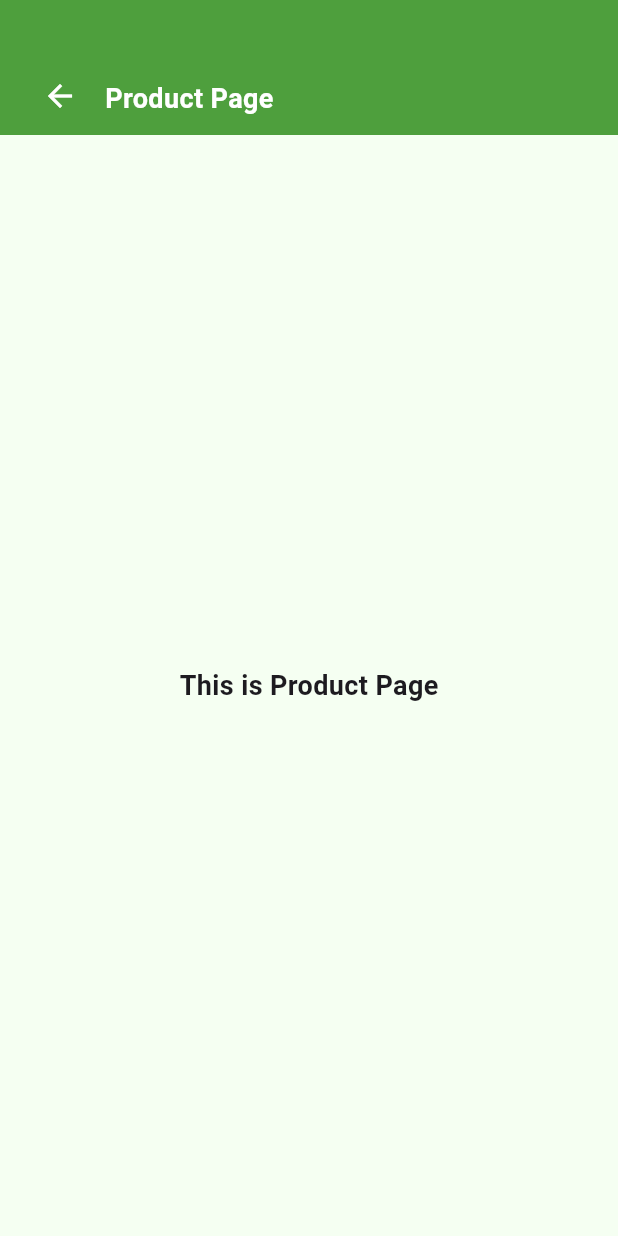
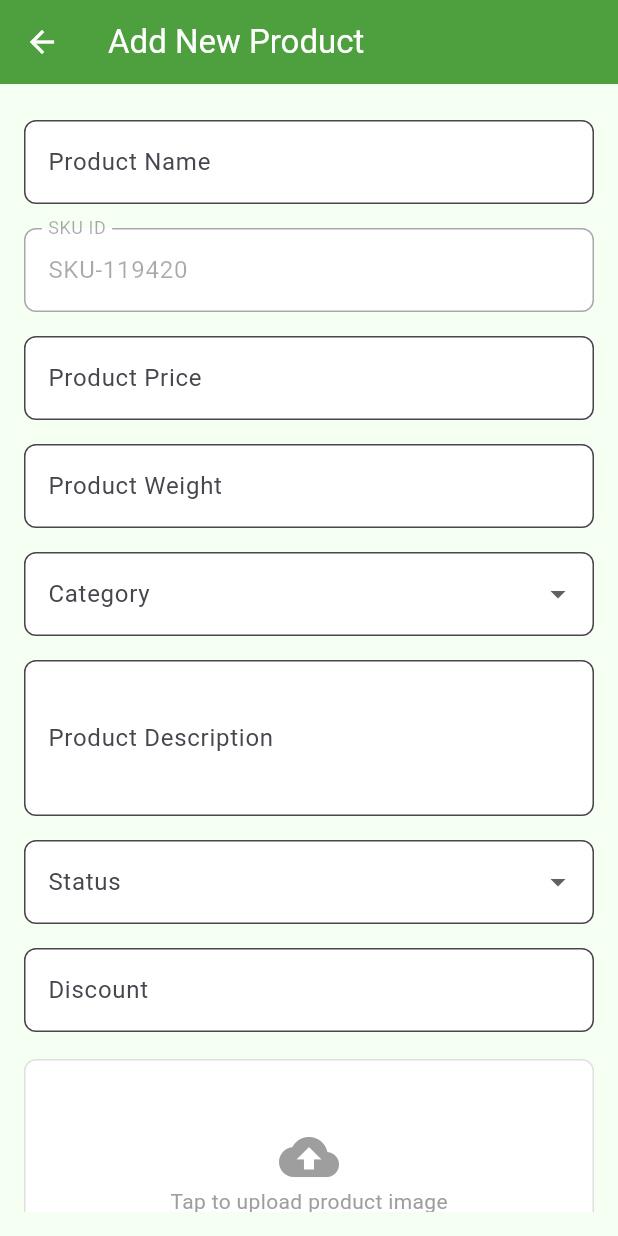
Before and after one commit to MuthuCapz/Eqcart_Admin, a Flutter app: the HomePage screen opened directly, after a tap on "Product", on a phone screen of 412 x 824 dp. Run offline on Flutter 3.47's test engine with Material 3 defaults, Android fonts, the phone set to English and light mode, and no system bars; our stand-ins replace cloud_firestore, firebase_auth, firebase_core, firebase_storage, google_sign_in, image_picker; missing offline and left inert: encrypt; accounts and stored records are empty.

Commit message:
product page ui

```diff
--- a/lib/Home/home_page.dart
+++ b/lib/Home/home_page.dart
@@ -53,7 +53,7 @@ class HomePage extends StatelessWidget {
             _buildBox(context, Icons.category, "Category",
                 AddCategoryPage()), // Pass instance
             _buildBox(context, Icons.shopping_cart, "Product",
-                ProductPage()), // Pass instance
+                AddProductPage()), // Pass instance
           ],
         ),
       ),
--- a/lib/Product/product_page.dart
+++ b/lib/Product/product_page.dart
@@ -1,51 +1,198 @@
+import 'dart:io';
+import 'dart:math';
 import 'package:flutter/material.dart';
+import 'package:image_picker/image_picker.dart';
 
 import '../utils/colors.dart';
 
-class ProductPage extends StatelessWidget {
+class AddProductPage extends StatefulWidget {
+  @override
+  _AddProductPageState createState() => _AddProductPageState();
+}
+
+class _AddProductPageState extends State<AddProductPage> {
+  final _formKey = GlobalKey<FormState>();
+  TextEditingController nameController = TextEditingController();
+  TextEditingController priceController = TextEditingController();
+  TextEditingController weightController = TextEditingController();
+  TextEditingController descriptionController = TextEditingController();
+  TextEditingController discountController = TextEditingController();
+  TextEditingController skuController = TextEditingController();
+
+  String? selectedCategory;
+  String? selectedStatus;
+  File? _image;
+  String? imageUrl;
+
+  List<String> categories = [
+    'Electronics',
+    'Clothing',
+    'Food',
+    'Books',
+    'Others'
+  ];
+  List<String> statusOptions = ['Active', 'Inactive'];
+
+  @override
+  void initState() {
+    super.initState();
+    _generateSKU();
+  }
+
+  void _generateSKU() {
+    int randomNum = Random().nextInt(900000) + 100000;
+    skuController.text = 'SKU-$randomNum';
+  }
+
+  Future<void> _pickImage() async {
+    final pickedFile =
+        await ImagePicker().pickImage(source: ImageSource.gallery);
+    if (pickedFile != null) {
+      setState(() {
+        _image = File(pickedFile.path);
+      });
+    }
+  }
+
   @override
   Widget build(BuildContext context) {
     return Scaffold(
       backgroundColor: AppColors.backgroundColor,
-      appBar: PreferredSize(
-        preferredSize: Size.fromHeight(140), // Same height as HomePage
-        child: Stack(
-          children: [
-            Container(
-              height: 90, // Green box height
-              color: AppColors.secondaryColor, // Top green background
+      appBar: AppBar(
+        title: Text('Add New Product', style: TextStyle(color: Colors.white)),
+        backgroundColor: AppColors.secondaryColor,
+        iconTheme: IconThemeData(color: Colors.white),
+      ),
+      body: Padding(
+        padding: EdgeInsets.all(16.0),
+        child: Form(
+          key: _formKey,
+          child: SingleChildScrollView(
+            child: Column(
+              crossAxisAlignment: CrossAxisAlignment.start,
+              children: [
+                _buildTextField('Product Name', nameController),
+                _buildReadOnlyField('SKU ID', skuController),
+                _buildTextField('Product Price', priceController,
+                    isNumber: true),
+                _buildTextField('Product Weight', weightController,
+                    isNumber: true),
+                _buildDropdown('Category', categories, selectedCategory,
+                    (value) => setState(() => selectedCategory = value)),
+                _buildTextField('Product Description', descriptionController,
+                    maxLines: 3),
+                _buildDropdown('Status', statusOptions, selectedStatus,
+                    (value) => setState(() => selectedStatus = value)),
+                _buildTextField('Discount', discountController, isNumber: true),
+                SizedBox(height: 10),
+                _imagePickerWidget(),
+                SizedBox(height: 20),
+                _buildSubmitButton(),
+              ],
             ),
-            Positioned(
-              top: 53, // Positioning title inside the green box
-              left: 70,
-              child: Text(
-                "Product Page", // Same title as HomePage
-                style: TextStyle(
-                  color: Colors.white,
-                  fontSize: 18,
-                  fontWeight: FontWeight.bold,
-                ),
-              ),
-            ),
-            Positioned(
-              top: 40,
-              left: 16,
-              child: IconButton(
-                icon: Icon(Icons.arrow_back, color: Colors.white), // Back icon
-                onPressed: () {
-                  Navigator.pop(context); // Go back to the previous page
-                },
-              ),
-            ),
-          ],
-        ),
-      ),
-      body: Center(
-        child: Text(
-          "This is Product Page",
-          style: TextStyle(fontSize: 18, fontWeight: FontWeight.bold),
+          ),
         ),
       ),
     );
   }
+
+  Widget _buildTextField(String label, TextEditingController controller,
+      {bool isNumber = false, int maxLines = 1}) {
+    return Padding(
+      padding: const EdgeInsets.symmetric(vertical: 8.0),
+      child: TextFormField(
+        controller: controller,
+        keyboardType: isNumber ? TextInputType.number : TextInputType.text,
+        maxLines: maxLines,
+        decoration: InputDecoration(
+          labelText: label,
+          filled: true,
+          fillColor: Colors.white,
+          border: OutlineInputBorder(borderRadius: BorderRadius.circular(8)),
+        ),
+        validator: (value) => value!.isEmpty ? 'Enter $label' : null,
+      ),
+    );
+  }
+
+  Widget _buildReadOnlyField(String label, TextEditingController controller) {
+    return Padding(
+      padding: const EdgeInsets.symmetric(vertical: 8.0),
+      child: TextFormField(
+        controller: controller,
+        readOnly: true,
+        enabled: false,
+        decoration: InputDecoration(
+          labelText: label,
+          filled: true,
+          fillColor: Colors.white,
+          border: OutlineInputBorder(borderRadius: BorderRadius.circular(8)),
+        ),
+      ),
+    );
+  }
+
+  Widget _buildDropdown(String label, List<String> items, String? selectedItem,
+      Function(String?) onChanged) {
+    return Padding(
+      padding: const EdgeInsets.symmetric(vertical: 8.0),
+      child: DropdownButtonFormField<String>(
+        value: selectedItem,
+        decoration: InputDecoration(
+          labelText: label,
+          filled: true,
+          fillColor: Colors.white,
+          border: OutlineInputBorder(borderRadius: BorderRadius.circular(8)),
+        ),
+        items: items.map((item) {
+          return DropdownMenuItem(value: item, child: Text(item));
+        }).toList(),
+        onChanged: onChanged,
+        validator: (value) => value == null ? 'Select a $label' : null,
+      ),
+    );
+  }
+
+  Widget _imagePickerWidget() {
+    return GestureDetector(
+      onTap: _pickImage,
+      child: Container(
+        height: 150,
+        width: double.infinity,
+        decoration: BoxDecoration(
+          color: Colors.white,
+          borderRadius: BorderRadius.circular(8),
+          border: Border.all(color: Colors.grey.shade300),
+        ),
+        child: _image == null
+            ? Center(
+                child: Column(
+                  mainAxisAlignment: MainAxisAlignment.center,
+                  children: [
+                    Icon(Icons.cloud_upload, size: 40, color: Colors.grey),
+                    Text('Tap to upload product image',
+                        style: TextStyle(color: Colors.grey)),
+                  ],
+                ),
+              )
+            : Image.file(_image!, fit: BoxFit.cover),
+      ),
+    );
+  }
+
+  Widget _buildSubmitButton() {
+    return SizedBox(
+      width: double.infinity,
+      child: ElevatedButton(
+        onPressed: () {},
+        style: ElevatedButton.styleFrom(
+          backgroundColor: AppColors.secondaryColor,
+          shape: RoundedRectangleBorder(borderRadius: BorderRadius.circular(8)),
+          padding: EdgeInsets.symmetric(vertical: 16),
+        ),
+        child: Text('Add Product',
+            style: TextStyle(fontSize: 18, color: Colors.white)),
+      ),
+    );
+  }
 }
```
